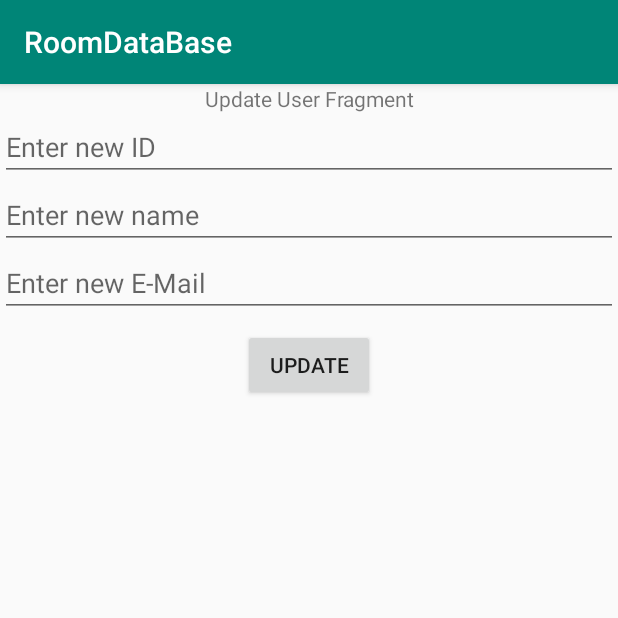
After one commit to FadyFouad/RoomDataBase, an Android app: the fragment UpdateFragment placed in its activity, on a phone screen of 412 x 824 dp, the top half of it. The commit adds this screen. Run offline under Robolectric (Android 15) with nearby library versions, the phone set to English and light mode, and no system bars; our stand-ins replace Room's generated code.

Commit message:
Create Update User Fragment

```diff
--- a/app/src/main/java/com/etatech/roomdatabase/MainFragment.java
+++ b/app/src/main/java/com/etatech/roomdatabase/MainFragment.java
@@ -54,7 +54,7 @@ public class MainFragment extends Fragment implements View.OnClickListener {
                     .commit();
             break;
             case R.id.btn_update_user:MainActivity.manager.beginTransaction()
-                    .replace(R.id.fragment_container,new ViewUsersFragment())
+                    .replace(R.id.fragment_container,new UpdateFragment())
                     .addToBackStack(null)
                     .commit();
             break;
--- /dev/null
+++ b/app/src/main/java/com/etatech/roomdatabase/UpdateFragment.java
@@ -0,0 +1,54 @@
+package com.etatech.roomdatabase;
+
+
+import android.os.Bundle;
+import android.support.v4.app.Fragment;
+import android.view.LayoutInflater;
+import android.view.View;
+import android.view.ViewGroup;
+import android.widget.Button;
+import android.widget.EditText;
+import android.widget.Toast;
+
+
+/**
+ * A simple {@link Fragment} subclass.
+ */
+public class UpdateFragment extends Fragment {
+
+    private EditText editID , editName ,editEmail;
+    private Button confirmEdit ;
+
+    public UpdateFragment() {
+        // Required empty public constructor
+    }
+
+
+    @Override
+    public View onCreateView(LayoutInflater inflater, ViewGroup container,
+                             Bundle savedInstanceState) {
+        // Inflate the layout for this fragment
+        View view = inflater.inflate(R.layout.fragment_update, container, false);
+        editID = view.findViewById(R.id.new_id_et);
+        editName = view.findViewById(R.id.new_name_et);
+        editEmail = view.findViewById(R.id.new_email_et);
+
+        confirmEdit = view.findViewById(R.id.confirm_edit_btn);
+        confirmEdit.setOnClickListener(new View.OnClickListener() {
+            @Override
+            public void onClick(View v) {
+                int id = Integer.parseInt(editID.getText().toString());
+                String name = editName.getText().toString();
+                String mail = editEmail.getText().toString();
+
+                User user = new User(name,mail);
+                user.setId(id);
+                MainActivity.usersDataBase.userDao().update(user);
+                Toast.makeText(getActivity(), "User "+user.getName()+" Updated", Toast.LENGTH_SHORT).show();
+
+            }
+        });
+        return view ;
+    }
+
+}
--- a/app/src/main/java/com/etatech/roomdatabase/User.java
+++ b/app/src/main/java/com/etatech/roomdatabase/User.java
@@ -1,6 +1,7 @@
 package com.etatech.roomdatabase;
 
 import android.arch.persistence.room.Entity;
+import android.arch.persistence.room.Ignore;
 import android.arch.persistence.room.PrimaryKey;
 
 @Entity (tableName = "Users")
@@ -16,6 +17,7 @@ public class User {
         this.e_mail = e_mail;
     }
 
+    @Ignore
     public User() {
     }
 
--- /dev/null
+++ b/app/src/main/res/layout/fragment_update.xml
@@ -0,0 +1,50 @@
+<?xml version="1.0" encoding="utf-8"?>
+<FrameLayout xmlns:android="http://schemas.android.com/apk/res/android"
+    xmlns:tools="http://schemas.android.com/tools"
+    android:layout_width="match_parent"
+    android:layout_height="match_parent"
+    tools:context=".UpdateFragment">
+
+    <!-- TODO: Update blank fragment layout -->
+    <LinearLayout
+        android:layout_width="match_parent"
+        android:layout_height="wrap_content"
+        android:orientation="vertical">
+
+        <TextView
+            android:layout_width="match_parent"
+            android:layout_height="wrap_content"
+            android:gravity="center"
+            android:layout_gravity="center_horizontal"
+            android:text="Update User Fragment" />
+
+        <EditText
+            android:id="@+id/new_id_et"
+            android:hint="Enter new ID"
+            android:layout_width="match_parent"
+            android:layout_height="wrap_content" />
+
+        <EditText
+            android:id="@+id/new_name_et"
+            android:hint="Enter new name"
+            android:layout_width="match_parent"
+            android:layout_height="wrap_content" />
+
+        <EditText
+            android:id="@+id/new_email_et"
+            android:hint="Enter new E-Mail"
+            android:layout_width="match_parent"
+            android:layout_height="wrap_content" />
+
+        <Button
+            android:id="@+id/confirm_edit_btn"
+            android:text="Update"
+            android:layout_gravity="center"
+            android:layout_marginTop="8dp"
+            android:layout_width="wrap_content"
+            android:layout_height="wrap_content" />
+
+    </LinearLayout>
+
+
+</FrameLayout>
```
